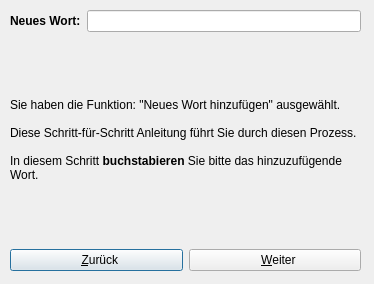
Before: the Qt Designer form ui/addword.ui in KDE/simon, drawn with Qt 5.
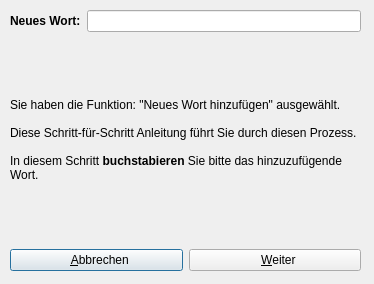
After: the same form once the commit is applied. Icons and pictures are not drawn.

What changed in the file:
```diff
--- a/ui/addword.ui
+++ b/ui/addword.ui
@@ -95,7 +95,7 @@
         <item>
          <widget class="QPushButton" name="pbBack" >
           <property name="text" >
-           <string>  &amp;Zurück</string>
+           <string>  &amp;Abbrechen</string>
           </property>
           <property name="icon" >
            <iconset resource="../simon.qrc" >:/images/icons/go-previous.svg</iconset>
```
Left out of the diff: 161 changed lines with no effect on the pictures.
